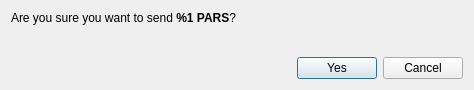
Qt form src/gui/ui/confirmsenddialog.ui (mygirl8893/CatalystGUI-Evo-3.0.4) before a commit.
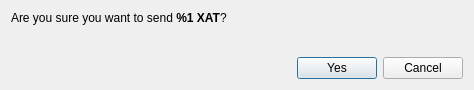
The same form after that commit. Icons and pictures are not drawn.

```diff
--- a/src/gui/ui/confirmsenddialog.ui
+++ b/src/gui/ui/confirmsenddialog.ui
@@ -22,7 +22,7 @@
      <item>
       <widget class="QLabel" name="m_confirmLabel">
        <property name="text">
-        <string>&lt;html&gt;&lt;head/&gt;&lt;body&gt;&lt;p&gt;Are you sure you want to send &lt;strong&gt;%1 PARS&lt;/strong&gt;?&lt;/p&gt;&lt;/body&gt;&lt;/html&gt;</string>
+        <string>&lt;html&gt;&lt;head/&gt;&lt;body&gt;&lt;p&gt;Are you sure you want to send &lt;strong&gt;%1 XAT&lt;/strong&gt;?&lt;/p&gt;&lt;/body&gt;&lt;/html&gt;</string>
        </property>
        <property name="textFormat">
         <enum>Qt::RichText</enum>
```
